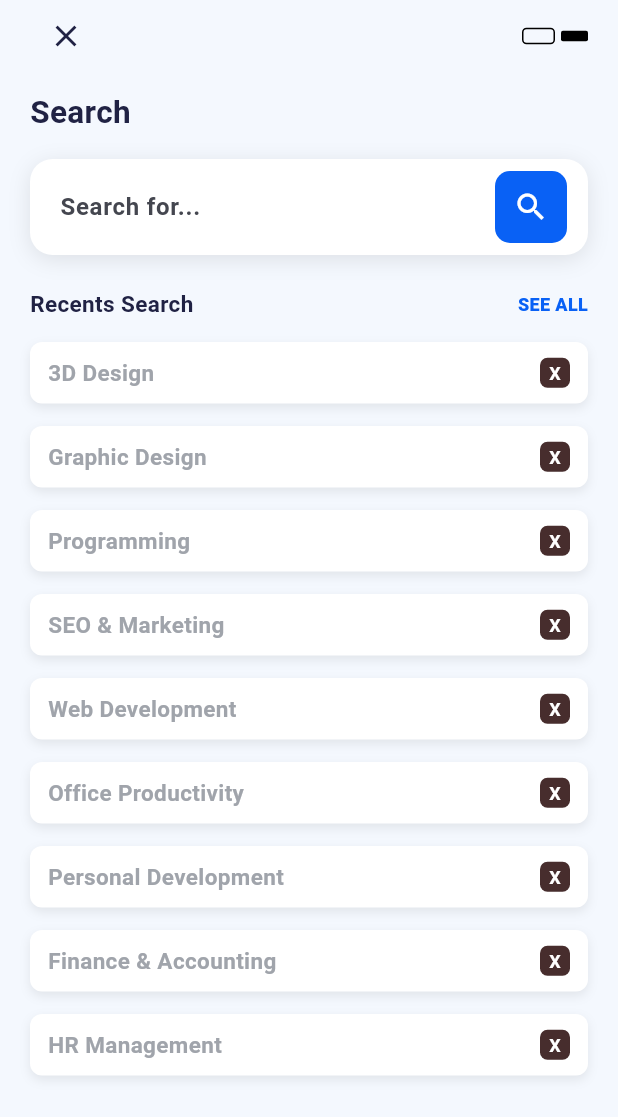
After one commit to Eyobed9/EtLearn, a Flutter app: the MyHomePage screen opened directly, after a tap on "Search for...", on a phone screen of 412 x 824 dp. The commit adds this screen. Shown: the top 1117 px of the screen. Run offline on Flutter 3.47's test engine with Material 3 defaults, Android fonts, the phone set to English and light mode, and no system bars; our stand-ins replace firebase_auth, firebase_core, google_sign_in; accounts and stored records are empty; Roboto replaces fonts that are missing (Jost, Mulish).

Commit message:
search page added

```diff
--- a/lib/authentication/login_page.dart
+++ b/lib/authentication/login_page.dart
@@ -1,4 +1,3 @@
-import 'package:et_learn/my_home_page.dart';
 import 'package:et_learn/widget_tree.dart';
 import 'package:flutter/material.dart';
 import 'package:et_learn/authentication/signup_page.dart';
--- a/lib/my_home_page.dart
+++ b/lib/my_home_page.dart
@@ -1,6 +1,7 @@
 import 'package:flutter/material.dart';
 import 'package:et_learn/screens/profile_view.dart';
 import 'package:et_learn/screens/my_courses_view.dart';
+import 'package:et_learn/screens/search_page.dart';
 import 'package:et_learn/screens/inbox_screen.dart';
 import 'package:et_learn/widgets/mentor_widgets.dart';
 
@@ -46,7 +47,7 @@ class _MyHomePageState extends State<MyHomePage> {
     );
   }
 
-  Widget _placeholder(String label) => Center(child: Text(label));
+  // Placeholder removed — replaced by real screens (InboxScreen)
 
   @override
   Widget build(BuildContext context) {
@@ -164,6 +165,13 @@ class _MyHomePageState extends State<MyHomePage> {
   Widget _searchBar() {
     return Padding(
       padding: const EdgeInsets.symmetric(vertical: 10),
+      child: GestureDetector(
+        onTap: () {
+          Navigator.push(
+            context,
+            MaterialPageRoute(builder: (_) => const SearchPage()),
+          );
+        },
         child: Container(
           padding: const EdgeInsets.symmetric(horizontal: 16),
           height: 60,
@@ -194,12 +202,13 @@ class _MyHomePageState extends State<MyHomePage> {
                 height: 40,
                 width: 40,
                 decoration: BoxDecoration(
-                color: Color(0xFF0961F5),
+                  color: const Color(0xFF0961F5),
                   borderRadius: BorderRadius.circular(10),
                 ),
                 child: const Icon(Icons.search, color: Colors.white),
               ),
             ],
+          ),
         ),
       ),
     );
@@ -353,15 +362,15 @@ class _MyHomePageState extends State<MyHomePage> {
         child: ListView(
           scrollDirection: Axis.horizontal,
           children: [
-            Padding(padding: EdgeInsets.only(left: 4), child: Container()),
+            const SizedBox(width: 4),
             const MentorTile(name: 'Jiya'),
-            Padding(padding: EdgeInsets.only(left: 12), child: Container()),
+            const SizedBox(width: 12),
             const MentorTile(name: 'Aman'),
-            Padding(padding: EdgeInsets.only(left: 12), child: Container()),
+            const SizedBox(width: 12),
             const MentorTile(name: 'Rahul.J'),
-            Padding(padding: EdgeInsets.only(left: 12), child: Container()),
+            const SizedBox(width: 12),
             const MentorTile(name: 'Manav'),
-            Padding(padding: EdgeInsets.only(left: 12), child: Container()),
+            const SizedBox(width: 12),
           ],
         ),
       ),
--- a/lib/screens/mentors_view.dart
+++ b/lib/screens/mentors_view.dart
@@ -39,13 +39,17 @@ class MentorsView extends StatelessWidget {
             ),
 
             Row(
-              children: const [
-                Expanded(child: TabButton(title: 'Courses', selected: false)),
-                Padding(
-                  padding: const EdgeInsets.only(left: 12),
-                  child: Container(),
+              children: [
+                const Expanded(
+                  child: TabButton(title: 'Courses', selected: false),
                 ),
-                Expanded(child: TabButton(title: 'Mentors', selected: true)),
+                const Padding(
+                  padding: EdgeInsets.only(left: 12),
+                  child: SizedBox(),
+                ),
+                const Expanded(
+                  child: TabButton(title: 'Mentors', selected: true),
+                ),
               ],
             ),
 
--- a/lib/screens/my_courses_view.dart
+++ b/lib/screens/my_courses_view.dart
@@ -32,13 +32,17 @@ class MyCoursesView extends StatelessWidget {
 
           // Tabs
           Row(
-            children: const [
-              Expanded(child: _CourseTab(title: 'Completed', selected: false)),
-              Padding(
-                padding: const EdgeInsets.only(left: 12),
-                child: Container(),
+            children: [
+              const Expanded(
+                child: _CourseTab(title: 'Completed', selected: false),
               ),
-              Expanded(child: _CourseTab(title: 'Ongoing', selected: true)),
+              const Padding(
+                padding: EdgeInsets.only(left: 12),
+                child: SizedBox(),
+              ),
+              const Expanded(
+                child: _CourseTab(title: 'Ongoing', selected: true),
+              ),
             ],
           ),
 
--- /dev/null
+++ b/lib/screens/search_page.dart
@@ -0,0 +1,247 @@
+import 'package:flutter/material.dart';
+
+class SearchPage extends StatefulWidget {
+  const SearchPage({super.key});
+
+  @override
+  State<SearchPage> createState() => _SearchPageState();
+}
+
+class _SearchPageState extends State<SearchPage> {
+  final TextEditingController _controller = TextEditingController();
+
+  final List<String> recentSearches = const [
+    '3D Design',
+    'Graphic Design',
+    'Programming',
+    'SEO & Marketing',
+    'Web Development',
+    'Office Productivity',
+    'Personal Development',
+    'Finance & Accounting',
+    'HR Management',
+  ];
+
+  @override
+  void dispose() {
+    _controller.dispose();
+    super.dispose();
+  }
+
+  @override
+  Widget build(BuildContext context) {
+    return Scaffold(
+      backgroundColor: const Color(0xFFF4F8FE),
+      body: SafeArea(
+        child: Padding(
+          padding: const EdgeInsets.symmetric(horizontal: 20),
+          child: Column(
+            children: [
+              // Top Bar with close button
+              Row(
+                mainAxisAlignment: MainAxisAlignment.spaceBetween,
+                children: [
+                  IconButton(
+                    onPressed: () => Navigator.maybePop(context),
+                    icon: const Icon(Icons.close, color: Color(0xFF202244)),
+                  ),
+                  // keep status icons visually similar
+                  Row(
+                    children: [
+                      Container(
+                        width: 22,
+                        height: 11,
+                        decoration: BoxDecoration(
+                          border: Border.all(color: Colors.black),
+                          borderRadius: BorderRadius.circular(3),
+                        ),
+                      ),
+                      const SizedBox(width: 4),
+                      Container(
+                        width: 18,
+                        height: 7,
+                        decoration: BoxDecoration(
+                          color: Colors.black,
+                          borderRadius: BorderRadius.circular(1.3),
+                        ),
+                      ),
+                    ],
+                  ),
+                ],
+              ),
+
+              const SizedBox(height: 12),
+
+              // Title
+              Align(
+                alignment: Alignment.centerLeft,
+                child: Text(
+                  'Search',
+                  style: TextStyle(
+                    fontSize: 21,
+                    fontWeight: FontWeight.w600,
+                    fontFamily: 'Jost',
+                    color: const Color(0xFF202244),
+                  ),
+                ),
+              ),
+
+              const SizedBox(height: 16),
+
+              // Search Box (TextField)
+              Container(
+                height: 64,
+                decoration: BoxDecoration(
+                  color: Colors.white,
+                  borderRadius: BorderRadius.circular(15),
+                  boxShadow: const [
+                    BoxShadow(
+                      color: Color(0x19000000),
+                      blurRadius: 12,
+                      offset: Offset(0, 3),
+                    ),
+                  ],
+                ),
+                padding: const EdgeInsets.symmetric(horizontal: 8),
+                child: Row(
+                  children: [
+                    Expanded(
+                      child: TextField(
+                        controller: _controller,
+                        decoration: const InputDecoration(
+                          hintText: 'Search for...',
+                          border: InputBorder.none,
+                          contentPadding: EdgeInsets.symmetric(
+                            horizontal: 12,
+                            vertical: 18,
+                          ),
+                        ),
+                        style: const TextStyle(
+                          color: Color(0xFF202244),
+                          fontSize: 16,
+                          fontWeight: FontWeight.w600,
+                        ),
+                      ),
+                    ),
+                    GestureDetector(
+                      onTap: () {
+                        // perform quick search action or focus
+                        // for now just unfocus to dismiss keyboard
+                        FocusScope.of(context).unfocus();
+                      },
+                      child: Container(
+                        width: 48,
+                        height: 48,
+                        margin: const EdgeInsets.only(right: 6),
+                        decoration: BoxDecoration(
+                          color: const Color(0xFF0961F5),
+                          borderRadius: BorderRadius.circular(10),
+                        ),
+                        child: const Icon(Icons.search, color: Colors.white),
+                      ),
+                    ),
+                  ],
+                ),
+              ),
+
+              const SizedBox(height: 22),
+
+              // Recents Header
+              Row(
+                mainAxisAlignment: MainAxisAlignment.spaceBetween,
+                children: const [
+                  Text(
+                    'Recents Search',
+                    style: TextStyle(
+                      color: Color(0xFF202244),
+                      fontSize: 15,
+                      fontWeight: FontWeight.w600,
+                      fontFamily: 'Jost',
+                    ),
+                  ),
+                  Text(
+                    'SEE ALL',
+                    style: TextStyle(
+                      color: Color(0xFF0961F5),
+                      fontSize: 12,
+                      fontWeight: FontWeight.w800,
+                      fontFamily: 'Mulish',
+                    ),
+                  ),
+                ],
+              ),
+
+              const SizedBox(height: 15),
+
+              // Recent Search Items
+              Expanded(
+                child: ListView.separated(
+                  itemCount: recentSearches.length,
+                  separatorBuilder: (_, __) => const SizedBox(height: 15),
+                  itemBuilder: (context, index) {
+                    return RecentSearchItem(text: recentSearches[index]);
+                  },
+                ),
+              ),
+            ],
+          ),
+        ),
+      ),
+    );
+  }
+}
+
+class RecentSearchItem extends StatelessWidget {
+  final String text;
+
+  const RecentSearchItem({super.key, required this.text});
+
+  @override
+  Widget build(BuildContext context) {
+    return Container(
+      padding: const EdgeInsets.symmetric(horizontal: 12, vertical: 10),
+      decoration: BoxDecoration(
+        color: Colors.white,
+        borderRadius: BorderRadius.circular(8),
+        boxShadow: const [
+          BoxShadow(
+            color: Color(0x14000000),
+            blurRadius: 5,
+            offset: Offset(0, 3),
+          ),
+        ],
+      ),
+      child: Row(
+        mainAxisAlignment: MainAxisAlignment.spaceBetween,
+        children: [
+          Text(
+            text,
+            style: const TextStyle(
+              color: Color(0xFFA0A4AB),
+              fontSize: 15,
+              fontWeight: FontWeight.w700,
+              fontFamily: 'Mulish',
+            ),
+          ),
+          Container(
+            width: 20,
+            height: 20,
+            alignment: Alignment.center,
+            decoration: BoxDecoration(
+              color: const Color(0xFF472D2D),
+              borderRadius: BorderRadius.circular(5),
+            ),
+            child: const Text(
+              'X',
+              style: TextStyle(
+                color: Colors.white,
+                fontSize: 12,
+                fontWeight: FontWeight.w700,
+              ),
+            ),
+          ),
+        ],
+      ),
+    );
+  }
+}
```
Lines whose indentation alone changed are shown as unchanged.
